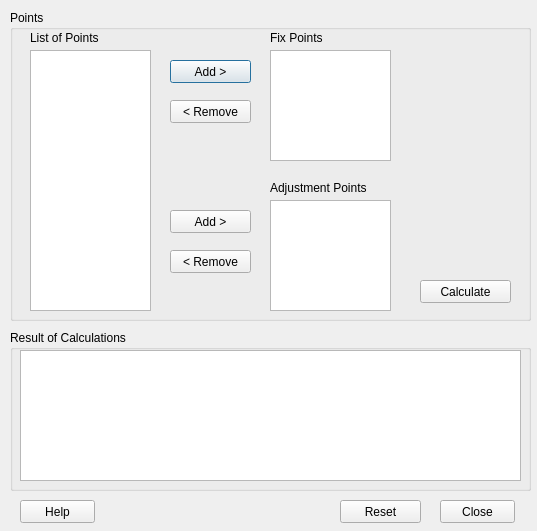
Old version of the form network_calc.ui in the repository zsiki/ls.
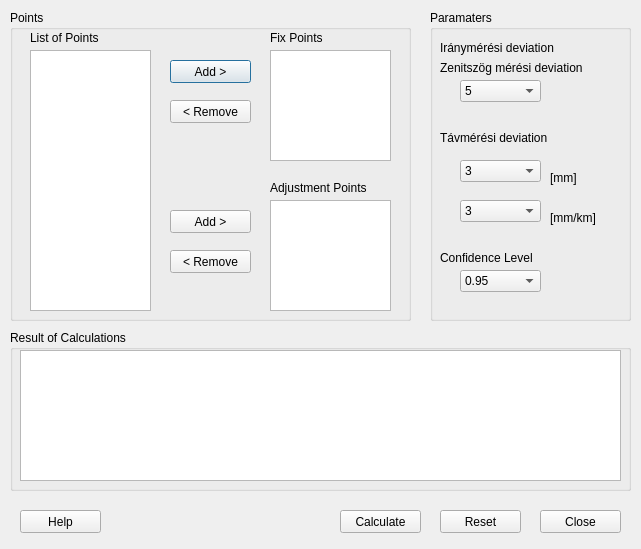
New version of the form.

Commit message: change in Network Calculation window, added parameters and fixed size window

Diff of the .ui file:
```diff
--- a/network_calc.ui
+++ b/network_calc.ui
@@ -6,10 +6,28 @@
    <rect>
     <x>0</x>
     <y>0</y>
-    <width>537</width>
-    <height>531</height>
+    <width>641</width>
+    <height>549</height>
    </rect>
   </property>
+  <property name="sizePolicy">
+   <sizepolicy hsizetype="Fixed" vsizetype="Fixed">
+    <horstretch>0</horstretch>
+    <verstretch>0</verstretch>
+   </sizepolicy>
+  </property>
+  <property name="minimumSize">
+   <size>
+    <width>641</width>
+    <height>549</height>
+   </size>
+  </property>
+  <property name="maximumSize">
+   <size>
+    <width>641</width>
+    <height>549</height>
+   </size>
+  </property>
   <property name="windowTitle">
    <string notr="true">Network Adjustment</string>
   </property>
@@ -24,10 +42,16 @@
     <rect>
      <x>10</x>
      <y>10</y>
-     <width>521</width>
+     <width>401</width>
      <height>311</height>
     </rect>
    </property>
+   <property name="sizePolicy">
+    <sizepolicy hsizetype="Fixed" vsizetype="Fixed">
+     <horstretch>0</horstretch>
+     <verstretch>0</verstretch>
+    </sizepolicy>
+   </property>
    <property name="title">
     <string>Points</string>
    </property>
@@ -116,19 +140,6 @@
      <string>Fix Points</string>
     </property>
    </widget>
-   <widget class="QPushButton" name="Calculate_PushButton">
-    <property name="geometry">
-     <rect>
-      <x>410</x>
-      <y>270</y>
-      <width>91</width>
-      <height>23</height>
-     </rect>
-    </property>
-    <property name="text">
-     <string>Calculate</string>
-    </property>
-   </widget>
    <widget class="QPushButton" name="RemoveAdj_PushButton">
     <property name="geometry">
      <rect>
@@ -161,6 +172,12 @@
       <height>16</height>
      </rect>
     </property>
+    <property name="sizePolicy">
+     <sizepolicy hsizetype="Fixed" vsizetype="Fixed">
+      <horstretch>0</horstretch>
+      <verstretch>0</verstretch>
+     </sizepolicy>
+    </property>
     <property name="text">
      <string>Adjustment Points</string>
     </property>
@@ -169,12 +186,18 @@
   <widget class="QPushButton" name="Reset_PushButton">
    <property name="geometry">
     <rect>
-     <x>340</x>
-     <y>500</y>
+     <x>440</x>
+     <y>510</y>
      <width>81</width>
      <height>23</height>
     </rect>
    </property>
+   <property name="sizePolicy">
+    <sizepolicy hsizetype="Fixed" vsizetype="Fixed">
+     <horstretch>0</horstretch>
+     <verstretch>0</verstretch>
+    </sizepolicy>
+   </property>
    <property name="text">
     <string>Reset</string>
    </property>
@@ -182,12 +205,18 @@
   <widget class="QPushButton" name="Close_PushButton">
    <property name="geometry">
     <rect>
-     <x>440</x>
-     <y>500</y>
-     <width>75</width>
+     <x>540</x>
+     <y>510</y>
+     <width>81</width>
      <height>23</height>
     </rect>
    </property>
+   <property name="sizePolicy">
+    <sizepolicy hsizetype="Fixed" vsizetype="Fixed">
+     <horstretch>0</horstretch>
+     <verstretch>0</verstretch>
+    </sizepolicy>
+   </property>
    <property name="text">
     <string>Close</string>
    </property>
@@ -197,10 +226,16 @@
     <rect>
      <x>10</x>
      <y>330</y>
-     <width>521</width>
+     <width>621</width>
      <height>161</height>
     </rect>
    </property>
+   <property name="sizePolicy">
+    <sizepolicy hsizetype="Fixed" vsizetype="Fixed">
+     <horstretch>0</horstretch>
+     <verstretch>0</verstretch>
+    </sizepolicy>
+   </property>
    <property name="title">
     <string>Result of Calculations</string>
    </property>
@@ -209,7 +244,7 @@
      <rect>
       <x>10</x>
       <y>20</y>
-      <width>501</width>
+      <width>601</width>
       <height>131</height>
      </rect>
     </property>
@@ -219,15 +254,262 @@
    <property name="geometry">
     <rect>
      <x>20</x>
-     <y>500</y>
-     <width>75</width>
+     <y>510</y>
+     <width>81</width>
      <height>23</height>
     </rect>
    </property>
+   <property name="sizePolicy">
+    <sizepolicy hsizetype="Fixed" vsizetype="Fixed">
+     <horstretch>0</horstretch>
+     <verstretch>0</verstretch>
+    </sizepolicy>
+   </property>
    <property name="text">
     <string>Help</string>
    </property>
   </widget>
+  <widget class="QPushButton" name="Calculate_PushButton">
+   <property name="geometry">
+    <rect>
+     <x>340</x>
+     <y>510</y>
+     <width>81</width>
+     <height>23</height>
+    </rect>
+   </property>
+   <property name="sizePolicy">
+    <sizepolicy hsizetype="Fixed" vsizetype="Fixed">
+     <horstretch>0</horstretch>
+     <verstretch>0</verstretch>
+    </sizepolicy>
+   </property>
+   <property name="text">
+    <string>Calculate</string>
+   </property>
+  </widget>
+  <widget class="QGroupBox" name="Parameters_GroupBox">
+   <property name="geometry">
+    <rect>
+     <x>430</x>
+     <y>10</y>
+     <width>201</width>
+     <height>311</height>
+    </rect>
+   </property>
+   <property name="sizePolicy">
+    <sizepolicy hsizetype="Fixed" vsizetype="Fixed">
+     <horstretch>0</horstretch>
+     <verstretch>0</verstretch>
+    </sizepolicy>
+   </property>
+   <property name="title">
+    <string>Paramaters</string>
+   </property>
+   <widget class="QComboBox" name="ConfLevel_ComboBox">
+    <property name="geometry">
+     <rect>
+      <x>30</x>
+      <y>260</y>
+      <width>81</width>
+      <height>22</height>
+     </rect>
+    </property>
+    <property name="sizePolicy">
+     <sizepolicy hsizetype="Fixed" vsizetype="Fixed">
+      <horstretch>0</horstretch>
+      <verstretch>0</verstretch>
+     </sizepolicy>
+    </property>
+    <item>
+     <property name="text">
+      <string>0.95</string>
+     </property>
+    </item>
+    <item>
+     <property name="text">
+      <string>0.997</string>
+     </property>
+    </item>
+   </widget>
+   <widget class="QLabel" name="ConfLevel_Label">
+    <property name="geometry">
+     <rect>
+      <x>10</x>
+      <y>240</y>
+      <width>151</width>
+      <height>16</height>
+     </rect>
+    </property>
+    <property name="sizePolicy">
+     <sizepolicy hsizetype="Fixed" vsizetype="Fixed">
+      <horstretch>0</horstretch>
+      <verstretch>0</verstretch>
+     </sizepolicy>
+    </property>
+    <property name="text">
+     <string>Confidence Level</string>
+    </property>
+   </widget>
+   <widget class="QComboBox" name="TavmeresDevMM_ComboBox">
+    <property name="geometry">
+     <rect>
+      <x>30</x>
+      <y>150</y>
+      <width>81</width>
+      <height>22</height>
+     </rect>
+    </property>
+    <property name="sizePolicy">
+     <sizepolicy hsizetype="Fixed" vsizetype="Fixed">
+      <horstretch>0</horstretch>
+      <verstretch>0</verstretch>
+     </sizepolicy>
+    </property>
+    <item>
+     <property name="text">
+      <string>3</string>
+     </property>
+    </item>
+   </widget>
+   <widget class="QLabel" name="TavmeresDev_Label">
+    <property name="geometry">
+     <rect>
+      <x>10</x>
+      <y>120</y>
+      <width>161</width>
+      <height>16</height>
+     </rect>
+    </property>
+    <property name="sizePolicy">
+     <sizepolicy hsizetype="Fixed" vsizetype="Fixed">
+      <horstretch>0</horstretch>
+      <verstretch>0</verstretch>
+     </sizepolicy>
+    </property>
+    <property name="text">
+     <string>Távmérési deviation</string>
+    </property>
+   </widget>
+   <widget class="QComboBox" name="TavmeresDevMMKM_ComboBox">
+    <property name="geometry">
+     <rect>
+      <x>30</x>
+      <y>190</y>
+      <width>81</width>
+      <height>22</height>
+     </rect>
+    </property>
+    <property name="sizePolicy">
+     <sizepolicy hsizetype="Fixed" vsizetype="Fixed">
+      <horstretch>0</horstretch>
+      <verstretch>0</verstretch>
+     </sizepolicy>
+    </property>
+    <item>
+     <property name="text">
+      <string>3</string>
+     </property>
+    </item>
+   </widget>
+   <widget class="QLabel" name="TavmeresDevMM_Label">
+    <property name="geometry">
+     <rect>
+      <x>120</x>
+      <y>160</y>
+      <width>61</width>
+      <height>16</height>
+     </rect>
+    </property>
+    <property name="sizePolicy">
+     <sizepolicy hsizetype="Fixed" vsizetype="Fixed">
+      <horstretch>0</horstretch>
+      <verstretch>0</verstretch>
+     </sizepolicy>
+    </property>
+    <property name="text">
+     <string>[mm]</string>
+    </property>
+   </widget>
+   <widget class="QLabel" name="TavmeresDevMMKM_Label">
+    <property name="geometry">
+     <rect>
+      <x>120</x>
+      <y>200</y>
+      <width>61</width>
+      <height>16</height>
+     </rect>
+    </property>
+    <property name="sizePolicy">
+     <sizepolicy hsizetype="Fixed" vsizetype="Fixed">
+      <horstretch>0</horstretch>
+      <verstretch>0</verstretch>
+     </sizepolicy>
+    </property>
+    <property name="text">
+     <string>[mm/km]</string>
+    </property>
+   </widget>
+   <widget class="QComboBox" name="IranymeresDev_ComboBox">
+    <property name="geometry">
+     <rect>
+      <x>30</x>
+      <y>70</y>
+      <width>81</width>
+      <height>22</height>
+     </rect>
+    </property>
+    <property name="sizePolicy">
+     <sizepolicy hsizetype="Fixed" vsizetype="Fixed">
+      <horstretch>0</horstretch>
+      <verstretch>0</verstretch>
+     </sizepolicy>
+    </property>
+    <item>
+     <property name="text">
+      <string>5</string>
+     </property>
+    </item>
+   </widget>
+   <widget class="QLabel" name="IranymeresDev_Label">
+    <property name="geometry">
+     <rect>
+      <x>10</x>
+      <y>30</y>
+      <width>161</width>
+      <height>16</height>
+     </rect>
+    </property>
+    <property name="sizePolicy">
+     <sizepolicy hsizetype="Fixed" vsizetype="Fixed">
+      <horstretch>0</horstretch>
+      <verstretch>0</verstretch>
+     </sizepolicy>
+    </property>
+    <property name="text">
+     <string>Iránymérési deviation</string>
+    </property>
+   </widget>
+   <widget class="QLabel" name="ZenitDev_Label">
+    <property name="geometry">
+     <rect>
+      <x>10</x>
+      <y>50</y>
+      <width>181</width>
+      <height>16</height>
+     </rect>
+    </property>
+    <property name="sizePolicy">
+     <sizepolicy hsizetype="Fixed" vsizetype="Fixed">
+      <horstretch>0</horstretch>
+      <verstretch>0</verstretch>
+     </sizepolicy>
+    </property>
+    <property name="text">
+     <string>Zenitszög mérési deviation</string>
+    </property>
+   </widget>
+  </widget>
  </widget>
  <resources/>
  <connections/>
```
Left out of the diff: 36 changed lines with no effect on the pictures.
